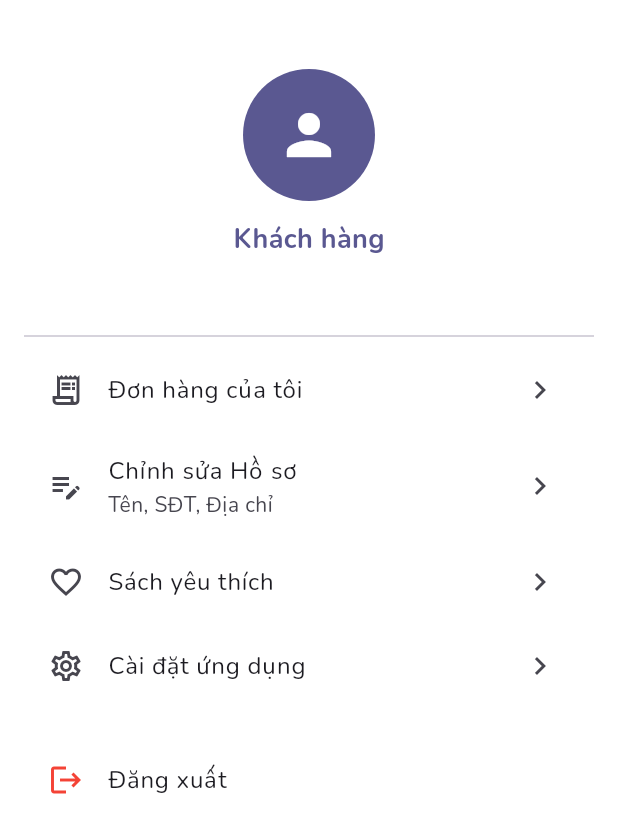
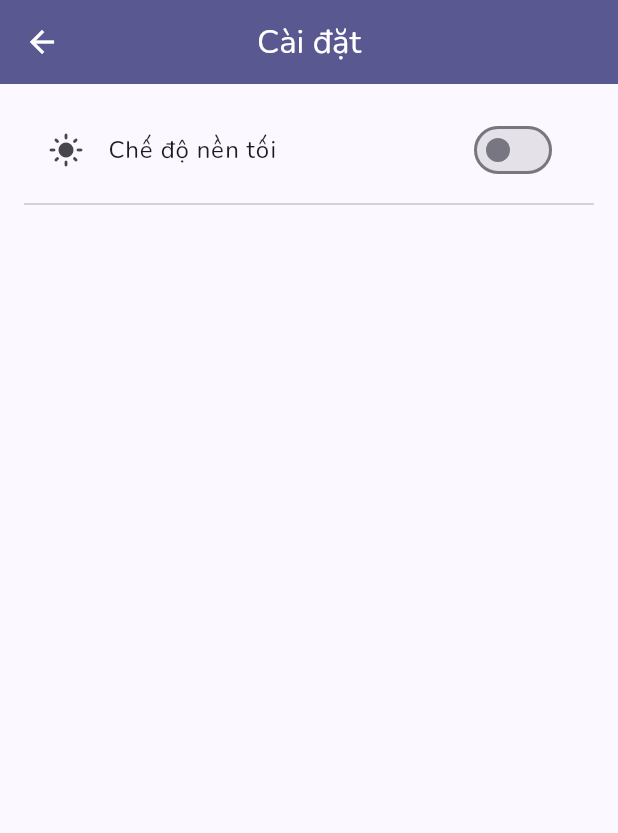
Before and after one commit to HoaiQuy1608/Ung_dung_ban_sach, a Flutter app: the ProfileScreen screen opened directly, after a tap on "Cài đặt ứng dụng", on a phone screen of 412 x 824 dp. Shown: the top 833 px of the screen. Run offline on Flutter 3.47's test engine with Material 3 defaults, Android fonts, the light colour scheme and no system bars; our stand-ins replace cached_network_image, convex_bottom_bar, firebase_core, firebase_database, flutter_easyloading, google_fonts and 3 more; accounts and stored records are empty.

Commit message:
them cai dat ung dung giao dien nen toi

```diff
--- a/lib/screen/edit_profile_screen.dart
+++ b/lib/screen/edit_profile_screen.dart
@@ -19,11 +19,8 @@ class _EditProfileScreenState extends State<EditProfileScreen> {
   @override
   void initState() {
     super.initState();
-    // Lấy user hiện tại
     final authProvider = Provider.of<AuthProvider>(context, listen: false);
     final currentUser = authProvider.currentUser;
-
-    // Điền thông tin cũ vào các ô
     if (currentUser != null) {
       _nameController.text = currentUser.name;
       _phoneController.text = currentUser.phone;
@@ -39,7 +36,6 @@ class _EditProfileScreenState extends State<EditProfileScreen> {
     super.dispose();
   }
 
-  // Hàm xử lý LƯU
   Future<void> _saveProfile() async {
     if (!_formKey.currentState!.validate()) {
       return;
@@ -52,7 +48,6 @@ class _EditProfileScreenState extends State<EditProfileScreen> {
     final authProvider = Provider.of<AuthProvider>(context, listen: false);
 
     try {
-      // Gọi hàm mới trong provider
       await authProvider.updateProfile(
         _nameController.text,
         _phoneController.text,
--- a/lib/screen/profile_screen.dart
+++ b/lib/screen/profile_screen.dart
@@ -6,6 +6,7 @@ import 'login_screen.dart';
 import 'wishlist_screen.dart';
 import './shared/purchase_history_screen.dart';
 import './edit_profile_screen.dart';
+import 'settings_screen.dart';
 
 class ProfileScreen extends StatelessWidget {
   const ProfileScreen({super.key});
@@ -161,7 +162,11 @@ class ProfileScreen extends StatelessWidget {
             leading: const Icon(Icons.settings_outlined),
             title: const Text('Cài đặt ứng dụng'),
             trailing: const Icon(Icons.chevron_right),
-            onTap: () {},
+            onTap: () {
+              Navigator.of(
+                context,
+              ).push(MaterialPageRoute(builder: (_) => const SettingsScreen()));
+            },
           ),
           const SizedBox(height: 20),
           ListTile(
--- /dev/null
+++ b/lib/screen/settings_screen.dart
@@ -0,0 +1,39 @@
+import 'package:flutter/material.dart';
+import 'package:provider/provider.dart';
+import '../providers/theme_provider.dart';
+
+class SettingsScreen extends StatelessWidget {
+  const SettingsScreen({super.key});
+
+  @override
+  Widget build(BuildContext context) {
+    final themeProvider = Provider.of<ThemeProvider>(context);
+
+    return Scaffold(
+      appBar: AppBar(title: const Text('Cài đặt')),
+      body: ListView(
+        padding: const EdgeInsets.all(16.0),
+        children: [
+          ListTile(
+            leading: Icon(
+              themeProvider.themeMode == ThemeMode.dark
+                  ? Icons.dark_mode
+                  : Icons.light_mode,
+            ),
+            title: const Text('Chế độ nền tối'),
+            trailing: Switch(
+              value: themeProvider.themeMode == ThemeMode.dark,
+              onChanged: (value) {
+                Provider.of<ThemeProvider>(
+                  context,
+                  listen: false,
+                ).setTheme(value);
+              },
+            ),
+          ),
+          const Divider(),
+        ],
+      ),
+    );
+  }
+}
--- a/pubspec.yaml
+++ b/pubspec.yaml
@@ -29,6 +29,7 @@ dependencies:
   firebase_core: ^4.2.0
   firebase_database: ^12.0.3
   firebase_storage: ^13.0.3
+  shared_preferences: ^2.5.3
 dev_dependencies:
   flutter_test:
     sdk: flutter
```
Also changed, not shown: lib/main.dart (+15 -10 lines), lib/providers/theme_provider.dart (added, +25 -0 lines), pubspec.lock, 1 other file.
